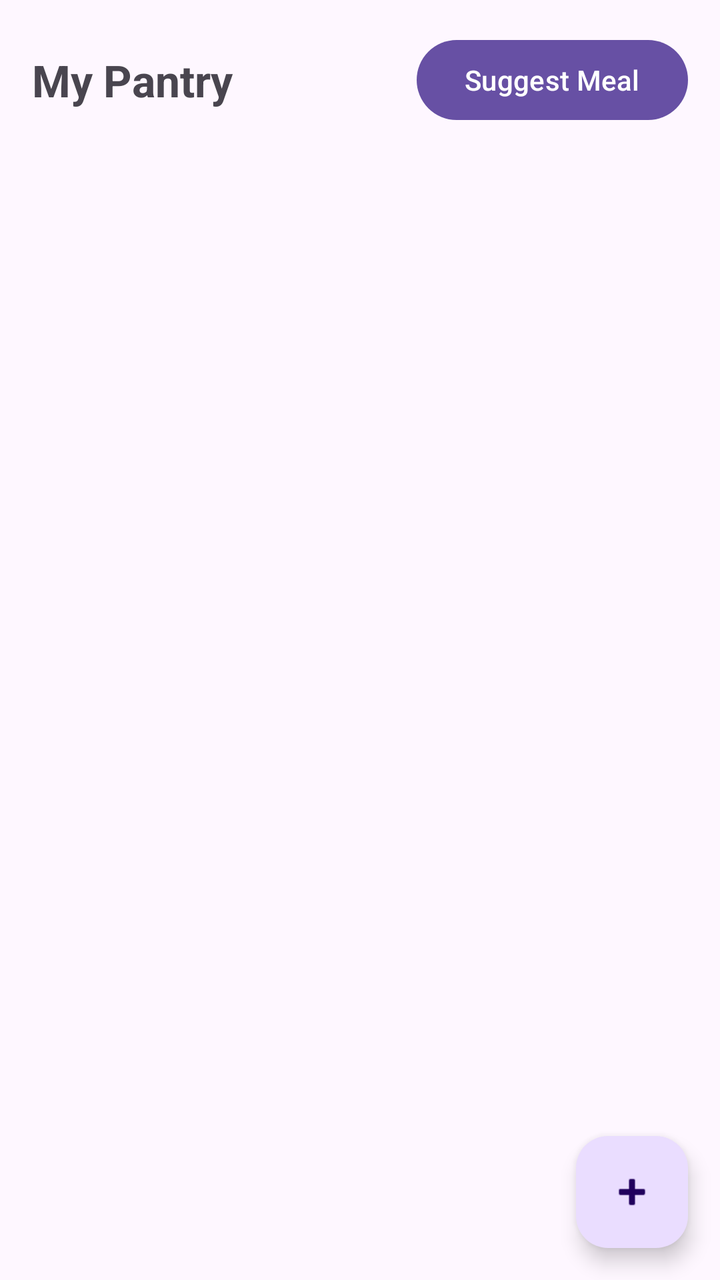
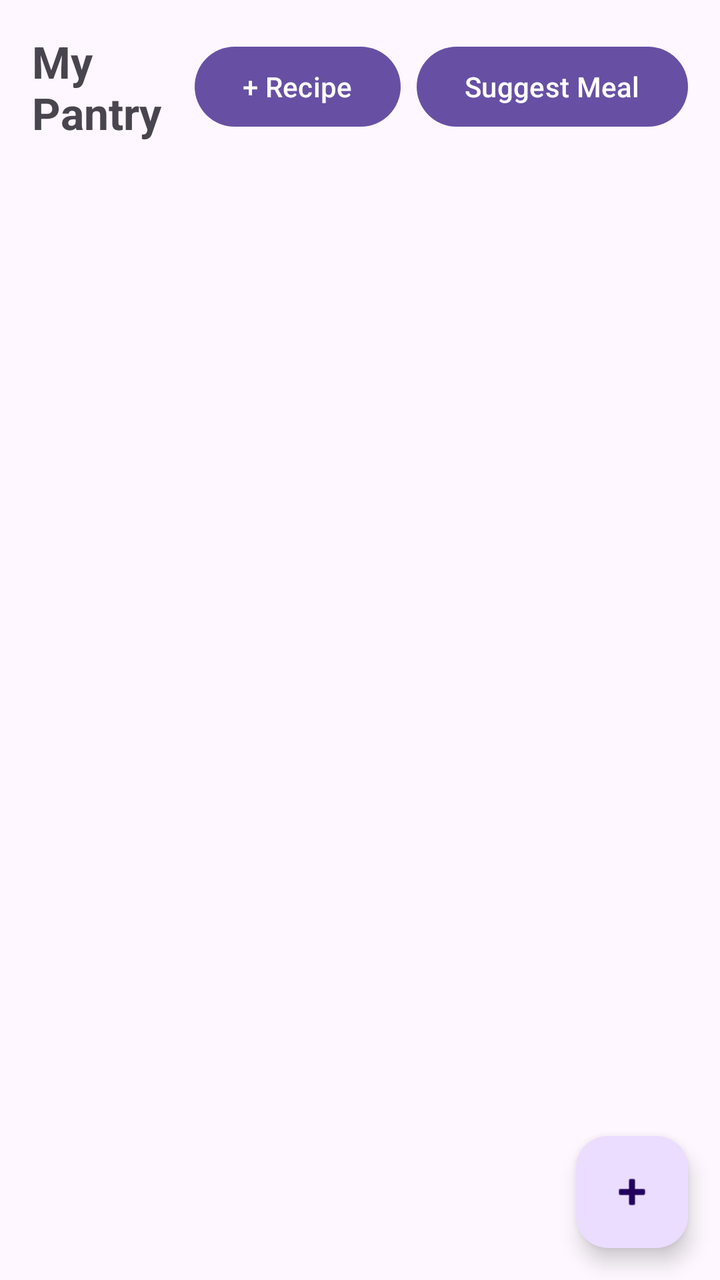

An Android layout rendered at two revisions. The XML below is the earlier revision; the diff shows what the commit changed to produce the second picture.
<!-- AndroidManifest.xml: application theme Theme.PantryManagementSystem -->
<!-- res/layout/activity_main.xml -->
<?xml version="1.0" encoding="utf-8"?>
<androidx.coordinatorlayout.widget.CoordinatorLayout
    xmlns:android="http://schemas.android.com/apk/res/android"
    xmlns:app="http://schemas.android.com/apk/res-auto"
    android:layout_width="match_parent"
    android:layout_height="match_parent">

    <LinearLayout
        android:layout_width="match_parent"
        android:layout_height="match_parent"
        android:orientation="vertical">

        
        <LinearLayout
            android:layout_width="match_parent"
            android:layout_height="wrap_content"
            android:orientation="horizontal"
            android:padding="16dp"
            android:gravity="center_vertical">

            <TextView
                android:id="@+id/tvTitle"
                android:layout_width="0dp"
                android:layout_height="wrap_content"
                android:layout_weight="1"
                android:text="My Pantry"
                android:textSize="22sp"
                android:textStyle="bold" />

            <Button
                android:id="@+id/btnSuggestMeal"
                android:layout_width="wrap_content"
                android:layout_height="wrap_content"
                android:text="Suggest Meal" />
        </LinearLayout>

        
        <TextView
            android:id="@+id/tvEmptyState"
            android:layout_width="match_parent"
            android:layout_height="wrap_content"
            android:layout_marginTop="32dp"
            android:gravity="center"
            android:text="Your pantry is empty.\nTap + to add your first item."
            android:textSize="16sp"
            android:visibility="gone" />

        
        <androidx.recyclerview.widget.RecyclerView
            android:id="@+id/rvPantryItems"
            android:layout_width="match_parent"
            android:layout_height="0dp"
            android:layout_weight="1"
            android:clipToPadding="false"
            android:padding="8dp" />

    </LinearLayout>

    
    <com.google.android.material.floatingactionbutton.FloatingActionButton
        android:id="@+id/fabAddItem"
        android:layout_width="wrap_content"
        android:layout_height="wrap_content"
        android:layout_gravity="bottom|end"
        android:layout_margin="16dp"
        android:contentDescription="Add pantry item"
        android:src="@android:drawable/ic_input_add" />

</androidx.coordinatorlayout.widget.CoordinatorLayout>
<!-- resources referenced by this layout -->
<resources>
  <style name="Theme.PantryManagementSystem" parent="Base.Theme.PantryManagementSystem" />
  <style name="Base.Theme.PantryManagementSystem" parent="Theme.Material3.DayNight.NoActionBar">
          
          
      </style>
</resources>

<!-- the commit's change to res/layout/activity_main.xml (unified diff, before → after) -->
@@ -28,9 +28,16 @@
                 android:textStyle="bold" />
 
             <Button
+                android:id="@+id/btnAddRecipe"
+                android:layout_width="wrap_content"
+                android:layout_height="wrap_content"
+                android:text="+ Recipe" />
+
+            <Button
                 android:id="@+id/btnSuggestMeal"
                 android:layout_width="wrap_content"
                 android:layout_height="wrap_content"
+                android:layout_marginStart="8dp"
                 android:text="Suggest Meal" />
         </LinearLayout>
 
